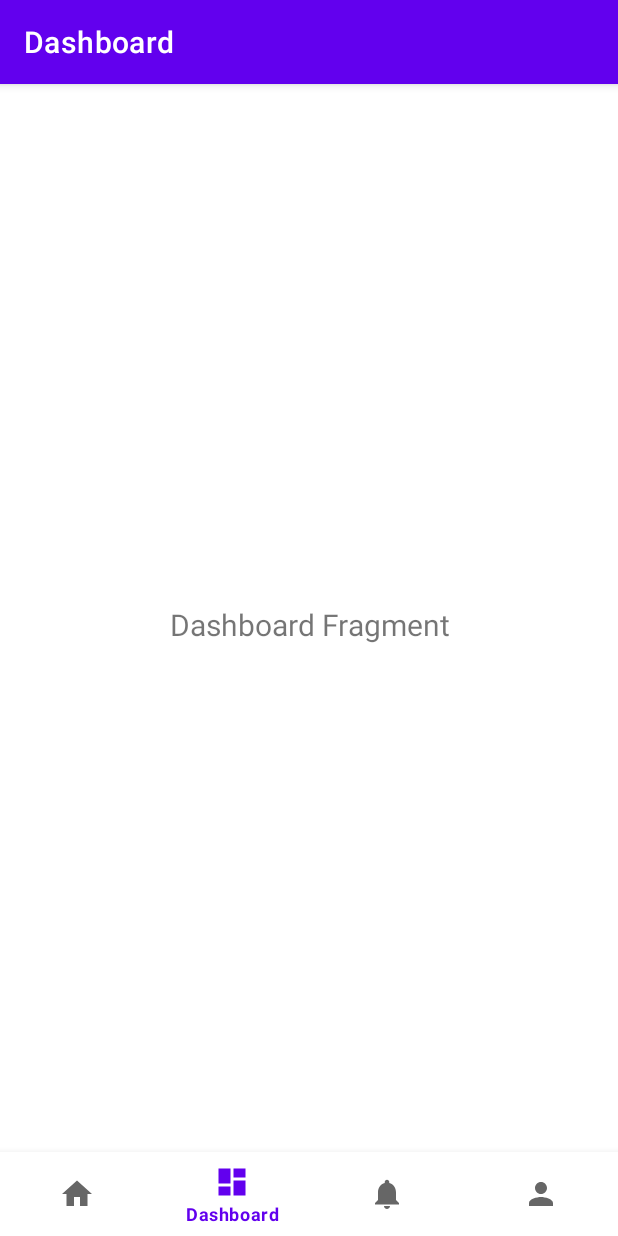
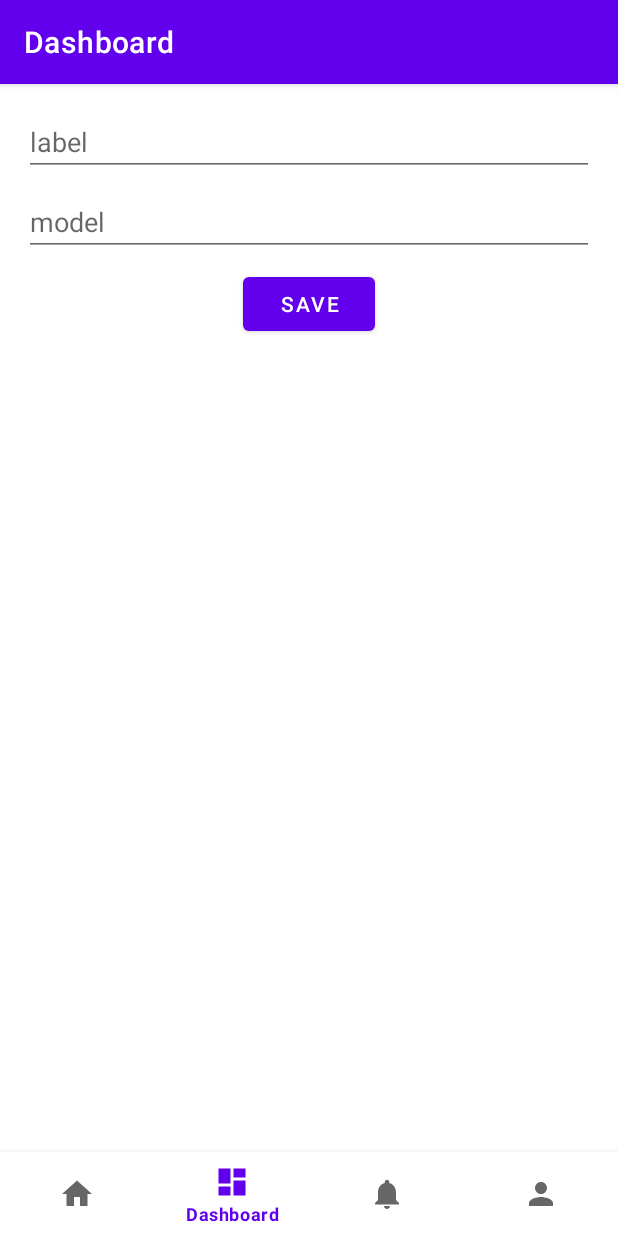
Before and after one commit to Madina192/Geeks_4_TaskManager, an Android app: the DashboardFragment screen opened through its navigation route, on a phone screen of 412 x 824 dp. Run offline under Robolectric (Android 15) with nearby library versions, the phone set to English and light mode, and no system bars; our stand-ins replace Firebase (no records; nobody signed in at launch, a user with empty details on screens opened directly), Room's generated code, navigation-ui; pictures from the network do not load; 1 statement that could not run was skipped.

```diff
--- a/app/build.gradle
+++ b/app/build.gradle
@@ -48,6 +48,7 @@ dependencies {
     implementation 'androidx.navigation:navigation-fragment-ktx:2.6.0'
     implementation 'androidx.navigation:navigation-ui-ktx:2.6.0'
     implementation 'com.google.firebase:firebase-auth:22.0.0'
+    implementation 'com.google.firebase:firebase-firestore-ktx:24.4.1'
     testImplementation 'junit:junit:4.13.2'
     androidTestImplementation 'androidx.test.ext:junit:1.1.5'
     androidTestImplementation 'androidx.test.espresso:espresso-core:3.5.1'
--- /dev/null
+++ b/app/src/main/java/com/example/geeks_4_taskmanager/model/Car.kt
@@ -0,0 +1,6 @@
+package com.example.geeks_4_taskmanager.model
+
+data class Car(
+    val label : String?=null,
+    val model : String?=null
+)
--- a/app/src/main/java/com/example/geeks_4_taskmanager/ui/auth/phone/PhoneFragment.kt
+++ b/app/src/main/java/com/example/geeks_4_taskmanager/ui/auth/phone/PhoneFragment.kt
@@ -58,7 +58,7 @@ class PhoneFragment : Fragment() {
 
     private fun handleClickBtnSendCode(){
         binding.btnSendCode.setOnClickListener{
-            val finalNumber = binding.inputCountryCode.prefixText.toString() + binding.etNumber.text.toString()
+            val finalNumber = "${binding.inputCountryCode.prefixText}${binding.etNumber.text}"
             val options = PhoneAuthOptions.newBuilder(auth)
                 .setPhoneNumber(finalNumber) // Phone number to verify
                 .setTimeout(60L, TimeUnit.SECONDS) // Timeout and unit
--- a/app/src/main/java/com/example/geeks_4_taskmanager/ui/dashboard/DashboardFragment.kt
+++ b/app/src/main/java/com/example/geeks_4_taskmanager/ui/dashboard/DashboardFragment.kt
@@ -6,6 +6,9 @@ import android.view.View
 import android.view.ViewGroup
 import androidx.fragment.app.Fragment
 import com.example.geeks_4_taskmanager.databinding.FragmentDashboardBinding
+import com.example.geeks_4_taskmanager.model.Car
+import com.google.firebase.firestore.ktx.firestore
+import com.google.firebase.ktx.Firebase
 
 class DashboardFragment : Fragment() {
 
@@ -21,6 +24,10 @@ class DashboardFragment : Fragment() {
         return binding.root
     }
 
+    override fun onViewCreated(view: View, savedInstanceState: Bundle?) {
+        super.onViewCreated(view, savedInstanceState)
+    }
+
     override fun onDestroyView() {
         super.onDestroyView()
         _binding = null
--- a/app/src/main/res/layout/fragment_dashboard.xml
+++ b/app/src/main/res/layout/fragment_dashboard.xml
@@ -1,23 +1,32 @@
 <?xml version="1.0" encoding="utf-8"?>
-<androidx.constraintlayout.widget.ConstraintLayout xmlns:android="http://schemas.android.com/apk/res/android"
-    xmlns:app="http://schemas.android.com/apk/res-auto"
+<LinearLayout xmlns:android="http://schemas.android.com/apk/res/android"
     xmlns:tools="http://schemas.android.com/tools"
     android:layout_width="match_parent"
     android:layout_height="match_parent"
-    tools:context=".ui.dashboard.DashboardFragment">
+    android:orientation="vertical"
+    android:padding="16dp"
+    tools:context=".ui.task.TaskFragment">
 
-    <TextView
-        android:id="@+id/text_dashboard"
+    <EditText
+        android:id="@+id/et_label"
         android:layout_width="match_parent"
         android:layout_height="wrap_content"
-        android:layout_marginStart="8dp"
+        android:hint="@string/label" />
+
+    <EditText
+        android:id="@+id/et_model"
+        android:layout_width="match_parent"
+        android:layout_height="wrap_content"
         android:layout_marginTop="8dp"
-        android:layout_marginEnd="8dp"
-        android:textAlignment="center"
-        android:textSize="20sp"
-        android:text="@string/dashboard_fragment_title"
-        app:layout_constraintBottom_toBottomOf="parent"
-        app:layout_constraintEnd_toEndOf="parent"
-        app:layout_constraintStart_toStartOf="parent"
-        app:layout_constraintTop_toTopOf="parent" />
-</androidx.constraintlayout.widget.ConstraintLayout>
+        android:hint="@string/model" />
+
+    <Button
+        android:id="@+id/btn_save"
+        android:layout_width="wrap_content"
+        android:layout_height="wrap_content"
+        android:layout_gravity="center"
+        android:gravity="center"
+        android:layout_marginTop="8dp"
+        android:text="@string/save" />
+
+</LinearLayout>
--- a/app/src/main/res/values/strings.xml
+++ b/app/src/main/res/values/strings.xml
@@ -22,4 +22,6 @@
     <string name="send_code">send code</string>
     <string name="enter_the_code">Enter the code</string>
     <string name="verify">verify</string>
+    <string name="label">label</string>
+    <string name="model">model</string>
 </resources>
```
